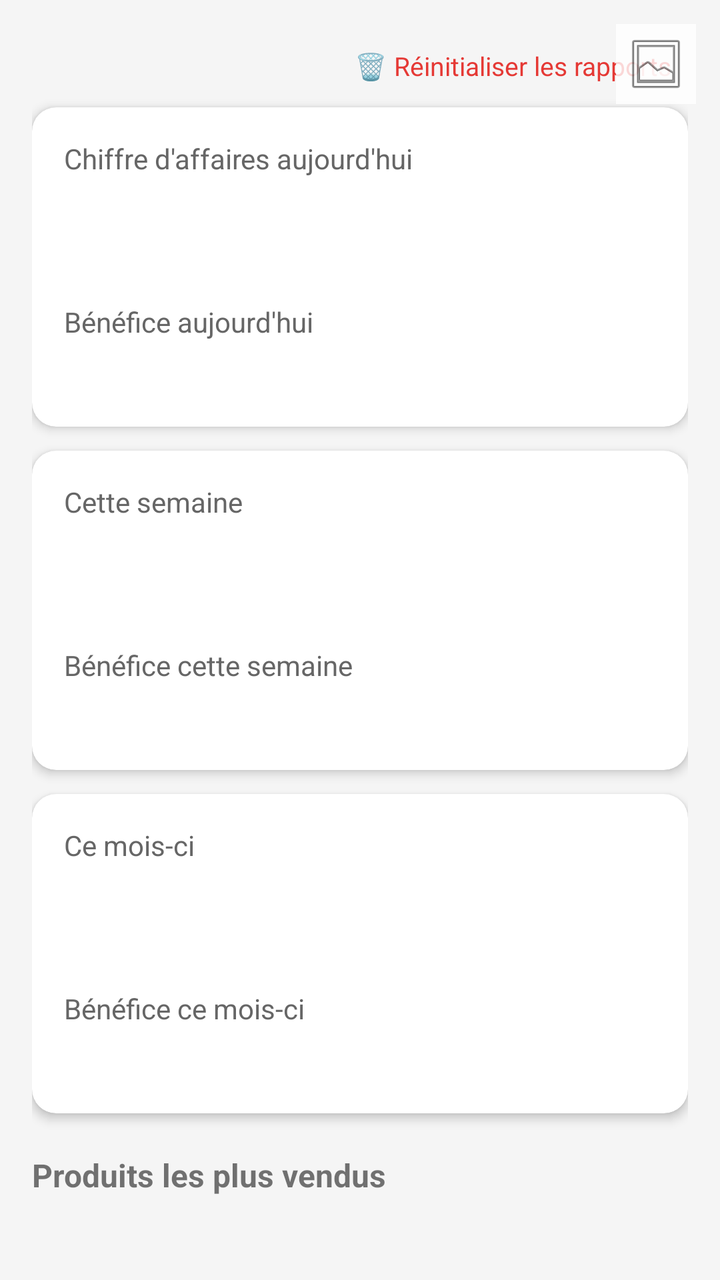
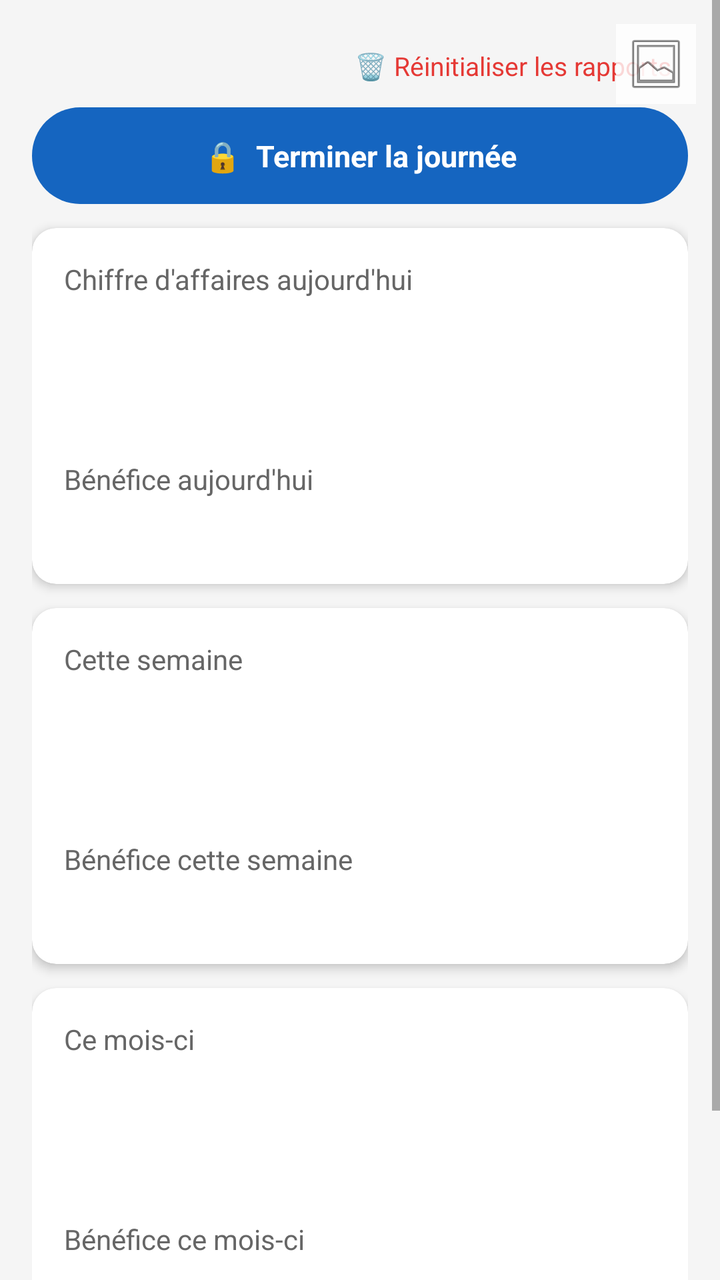

Two renders of the same Android screen: before a commit and after it. Below are the layout's source before the change and the commit's diff.
<!-- AndroidManifest.xml: application theme Theme.MonStock -->
<!-- res/layout/fragment_reports.xml -->
<?xml version="1.0" encoding="utf-8"?>
<FrameLayout xmlns:android="http://schemas.android.com/apk/res/android"
    xmlns:app="http://schemas.android.com/apk/res-auto"
    android:layout_width="match_parent"
    android:layout_height="match_parent">

    <ImageView
        android:id="@+id/ivBackground"
        android:layout_width="match_parent"
        android:layout_height="match_parent"
        android:scaleType="centerCrop"
        android:alpha="0.22"
        android:contentDescription="@null" />

    <ScrollView
        android:layout_width="match_parent"
        android:layout_height="match_parent">

        <LinearLayout
            android:layout_width="match_parent"
            android:layout_height="wrap_content"
            android:orientation="vertical"
            android:padding="16dp">

            <TextView
                android:id="@+id/btnResetReports"
                android:layout_width="wrap_content"
                android:layout_height="wrap_content"
                android:layout_gravity="end"
                android:text="🗑 Réinitialiser les rapports"
                android:textColor="@color/danger"
                android:textSize="13sp"
                android:padding="8dp"
                android:layout_marginBottom="4dp" />

            <androidx.cardview.widget.CardView
                android:layout_width="match_parent"
                android:layout_height="wrap_content"
                app:cardBackgroundColor="@color/surface"
                app:cardCornerRadius="12dp"
                app:cardElevation="3dp"
                android:layout_marginBottom="12dp">

                <LinearLayout
                    android:layout_width="match_parent"
                    android:layout_height="wrap_content"
                    android:orientation="vertical"
                    android:padding="16dp">

                    <TextView
                        android:layout_width="wrap_content"
                        android:layout_height="wrap_content"
                        android:text="@string/total_revenue_today"
                        android:textColor="#666666" />

                    <TextView
                        android:id="@+id/tvToday"
                        android:layout_width="wrap_content"
                        android:layout_height="wrap_content"
                        android:textSize="24sp"
                        android:textStyle="bold"
                        android:textColor="?attr/colorPrimary" />

                    <TextView
                        android:id="@+id/tvTodayBreakdown"
                        android:layout_width="wrap_content"
                        android:layout_height="wrap_content"
                        android:textSize="12sp"
                        android:textColor="#888888"
                        android:layout_marginTop="4dp" />

                    <TextView
                        android:layout_width="wrap_content"
                        android:layout_height="wrap_content"
                        android:text="@string/total_profit_today"
                        android:textColor="#666666"
                        android:layout_marginTop="10dp" />

                    <TextView
                        android:id="@+id/tvTodayProfit"
                        android:layout_width="wrap_content"
                        android:layout_height="wrap_content"
                        android:textSize="20sp"
                        android:textStyle="bold"
                        android:textColor="@color/accent" />
                </LinearLayout>
            </androidx.cardview.widget.CardView>

            <androidx.cardview.widget.CardView
                android:layout_width="match_parent"
                android:layout_height="wrap_content"
                app:cardBackgroundColor="@color/surface"
                app:cardCornerRadius="12dp"
                app:cardElevation="3dp"
                android:layout_marginBottom="12dp">

                <LinearLayout
                    android:layout_width="match_parent"
                    android:layout_height="wrap_content"
                    android:orientation="vertical"
                    android:padding="16dp">

                    <TextView
                        android:layout_width="wrap_content"
                        android:layout_height="wrap_content"
                        android:text="@string/total_revenue_week"
                        android:textColor="#666666" />

                    <TextView
                        android:id="@+id/tvWeek"
                        android:layout_width="wrap_content"
                        android:layout_height="wrap_content"
                        android:textSize="24sp"
                        android:textStyle="bold"
                        android:textColor="?attr/colorPrimary" />

                    <TextView
                        android:id="@+id/tvWeekBreakdown"
                        android:layout_width="wrap_content"
                        android:layout_height="wrap_content"
                        android:textSize="12sp"
                        android:textColor="#888888"
                        android:layout_marginTop="4dp" />

                    <TextView
                        android:layout_width="wrap_content"
                        android:layout_height="wrap_content"
                        android:text="@string/total_profit_week"
                        android:textColor="#666666"
                        android:layout_marginTop="10dp" />

                    <TextView
                        android:id="@+id/tvWeekProfit"
                        android:layout_width="wrap_content"
                        android:layout_height="wrap_content"
                        android:textSize="20sp"
                        android:textStyle="bold"
                        android:textColor="@color/accent" />
                </LinearLayout>
            </androidx.cardview.widget.CardView>

            <androidx.cardview.widget.CardView
                android:layout_width="match_parent"
                android:layout_height="wrap_content"
                app:cardBackgroundColor="@color/surface"
                app:cardCornerRadius="12dp"
                app:cardElevation="3dp"
                android:layout_marginBottom="12dp">

                <LinearLayout
                    android:layout_width="match_parent"
                    android:layout_height="wrap_content"
                    android:orientation="vertical"
                    android:padding="16dp">

                    <TextView
                        android:layout_width="wrap_content"
                        android:layout_height="wrap_content"
                        android:text="@string/total_revenue_month"
                        android:textColor="#666666" />

                    <TextView
                        android:id="@+id/tvMonth"
                        android:layout_width="wrap_content"
                        android:layout_height="wrap_content"
                        android:textSize="24sp"
                        android:textStyle="bold"
                        android:textColor="?attr/colorPrimary" />

                    <TextView
                        android:id="@+id/tvMonthBreakdown"
                        android:layout_width="wrap_content"
                        android:layout_height="wrap_content"
                        android:textSize="12sp"
                        android:textColor="#888888"
                        android:layout_marginTop="4dp" />

                    <TextView
                        android:layout_width="wrap_content"
                        android:layout_height="wrap_content"
                        android:text="@string/total_profit_month"
                        android:textColor="#666666"
                        android:layout_marginTop="10dp" />

                    <TextView
                        android:id="@+id/tvMonthProfit"
                        android:layout_width="wrap_content"
                        android:layout_height="wrap_content"
                        android:textSize="20sp"
                        android:textStyle="bold"
                        android:textColor="@color/accent" />
                </LinearLayout>
            </androidx.cardview.widget.CardView>

            <TextView
                android:layout_width="wrap_content"
                android:layout_height="wrap_content"
                android:text="@string/top_products"
                android:textStyle="bold"
                android:textSize="16sp"
                android:layout_marginTop="8dp"
                android:layout_marginBottom="8dp" />

            <androidx.recyclerview.widget.RecyclerView
                android:id="@+id/recyclerViewTop"
                android:layout_width="match_parent"
                android:layout_height="wrap_content"
                android:nestedScrollingEnabled="false" />

        </LinearLayout>
    </ScrollView>

    <ImageButton
        android:id="@+id/btnChangeBackground"
        android:layout_width="40dp"
        android:layout_height="40dp"
        android:layout_gravity="top|end"
        android:layout_margin="12dp"
        android:background="#CCFFFFFF"
        android:padding="8dp"
        android:src="@android:drawable/ic_menu_gallery"
        android:contentDescription="@null" />

</FrameLayout>
<!-- resources referenced by this layout -->
<resources>
  <color name="accent">#43A047</color>
  <color name="danger">#E53935</color>
  <color name="surface">#FFFFFF</color>
  <string name="top_products">Produits les plus vendus</string>
  <string name="total_profit_month">Bénéfice ce mois-ci</string>
  <string name="total_profit_today">Bénéfice aujourd\'hui</string>
  <string name="total_profit_week">Bénéfice cette semaine</string>
  <string name="total_revenue_month">Ce mois-ci</string>
  <string name="total_revenue_today">Chiffre d\'affaires aujourd\'hui</string>
  <string name="total_revenue_week">Cette semaine</string>
  <style name="Theme.MonStock" parent="Theme.MaterialComponents.DayNight.NoActionBar">
          <item name="colorPrimary">@color/primary</item>
          <item name="colorPrimaryDark">@color/primary_dark</item>
          <item name="colorAccent">@color/accent</item>
          <item name="android:windowBackground">@color/background</item>
      </style>
  <color name="primary">#1565C0</color>
  <color name="primary_dark">#0D47A1</color>
  <color name="background">#F5F5F5</color>
</resources>

<!-- the commit's change to res/layout/fragment_reports.xml (unified diff, before → after) -->
@@ -33,6 +33,20 @@
                 android:padding="8dp"
                 android:layout_marginBottom="4dp" />
 
+            <TextView
+                android:id="@+id/btnEndDay"
+                android:layout_width="match_parent"
+                android:layout_height="wrap_content"
+                android:text="🔒  Terminer la journée"
+                android:textColor="@color/white"
+                android:textStyle="bold"
+                android:textSize="15sp"
+                android:background="@drawable/bg_pill_button"
+                android:backgroundTint="?attr/colorPrimary"
+                android:gravity="center"
+                android:padding="14dp"
+                android:layout_marginBottom="12dp" />
+
             <androidx.cardview.widget.CardView
                 android:layout_width="match_parent"
                 android:layout_height="wrap_content"
@@ -70,6 +84,14 @@
                         android:layout_marginTop="4dp" />
 
                     <TextView
+                        android:id="@+id/tvTodayOrdersSplit"
+                        android:layout_width="wrap_content"
+                        android:layout_height="wrap_content"
+                        android:textSize="12sp"
+                        android:textColor="#888888"
+                        android:layout_marginTop="2dp" />
+
+                    <TextView
                         android:layout_width="wrap_content"
                         android:layout_height="wrap_content"
                         android:text="@string/total_profit_today"
@@ -123,6 +145,14 @@
                         android:layout_marginTop="4dp" />
 
                     <TextView
+                        android:id="@+id/tvWeekOrdersSplit"
+                        android:layout_width="wrap_content"
+                        android:layout_height="wrap_content"
+                        android:textSize="12sp"
+                        android:textColor="#888888"
+                        android:layout_marginTop="2dp" />
+
+                    <TextView
                         android:layout_width="wrap_content"
                         android:layout_height="wrap_content"
                         android:text="@string/total_profit_week"
@@ -174,6 +204,14 @@
                         android:textSize="12sp"
                         android:textColor="#888888"
                         android:layout_marginTop="4dp" />
+
+                    <TextView
+                        android:id="@+id/tvMonthOrdersSplit"
+                        android:layout_width="wrap_content"
+                        android:layout_height="wrap_content"
+                        android:textSize="12sp"
+                        android:textColor="#888888"
+                        android:layout_marginTop="2dp" />
 
                     <TextView
                         android:layout_width="wrap_content"
<!-- resource entries referenced after the edit -->
@@ -3,6 +3,13 @@
   <color name="accent">#43A047</color>
   <color name="danger">#E53935</color>
   <color name="surface">#FFFFFF</color>
+  <color name="white">#FFFFFF</color>
+  <!-- drawable bg_pill_button (drawable) -->
+  <?xml version="1.0" encoding="utf-8"?>
+  <shape xmlns:android="http://schemas.android.com/apk/res/android" android:shape="rectangle">
+      <corners android:radius="24dp" />
+      <solid android:color="#43A047" />
+  </shape>
   <string name="top_products">Produits les plus vendus</string>
   <string name="total_profit_month">Bénéfice ce mois-ci</string>
   <string name="total_profit_today">Bénéfice aujourd\'hui</string>
